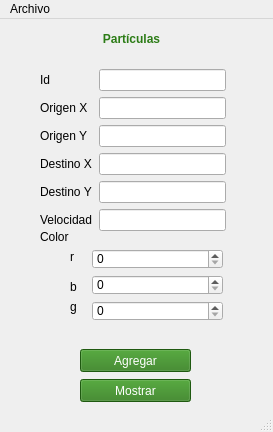
Above: Particulas/mainwindow.ui from jessMan98/Interfaz_Python1 before the change. Below: the same form after it.
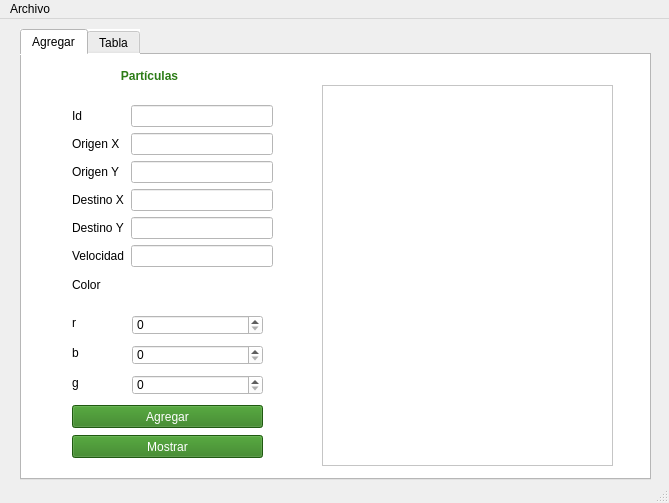
That is the form after the change.

Commit message: impresiòn de datos en TableWidget y PlainText

```diff
--- a/Particulas/mainwindow.ui
+++ b/Particulas/mainwindow.ui
@@ -6,8 +6,8 @@
    <rect>
     <x>0</x>
     <y>0</y>
-    <width>273</width>
-    <height>432</height>
+    <width>669</width>
+    <height>503</height>
    </rect>
   </property>
   <property name="windowTitle">
@@ -17,53 +17,47 @@
    <string notr="true"/>
   </property>
   <widget class="QWidget" name="centralwidget">
-   <widget class="QSpinBox" name="red">
+   <widget class="QTabWidget" name="tabWidget">
     <property name="geometry">
      <rect>
-      <x>92</x>
-      <y>230</y>
-      <width>131</width>
-      <height>20</height>
+      <x>20</x>
+      <y>10</y>
+      <width>631</width>
+      <height>451</height>
      </rect>
     </property>
-    <property name="maximum">
-     <number>255</number>
+    <property name="styleSheet">
+     <string notr="true">background-color: rgb(255, 255, 255);</string>
     </property>
-    <property name="value">
+    <property name="currentIndex">
      <number>0</number>
     </property>
-   </widget>
-   <widget class="QSpinBox" name="green">
+    <widget class="QWidget" name="tab">
+     <attribute name="title">
+      <string>Agregar</string>
+     </attribute>
+     <widget class="QPushButton" name="muestra">
     <property name="geometry">
      <rect>
-      <x>92</x>
-      <y>256</y>
-      <width>131</width>
-      <height>20</height>
-     </rect>
-    </property>
-    <property name="maximum">
-     <number>255</number>
-    </property>
-   </widget>
-   <widget class="QSpinBox" name="blue">
-    <property name="geometry">
-     <rect>
-      <x>92</x>
-      <y>282</y>
-      <width>131</width>
-      <height>20</height>
-     </rect>
-    </property>
-    <property name="maximum">
-     <number>255</number>
+        <x>50</x>
+        <y>380</y>
+        <width>191</width>
+        <height>23</height>
+       </rect>
+      </property>
+      <property name="styleSheet">
+       <string notr="true">background-color: rgb(44, 124, 22);
+color: rgb(255, 255, 255);</string>
+      </property>
+      <property name="text">
+       <string>Mostrar</string>
     </property>
    </widget>
    <widget class="QLabel" name="label_5">
     <property name="geometry">
      <rect>
-      <x>70</x>
-      <y>260</y>
+        <x>50</x>
+        <y>290</y>
       <width>16</width>
       <height>16</height>
      </rect>
@@ -72,47 +66,86 @@
      <string>b</string>
     </property>
    </widget>
-   <widget class="QLabel" name="label_6">
+     <widget class="QSpinBox" name="green">
     <property name="geometry">
      <rect>
-      <x>70</x>
-      <y>280</y>
+        <x>110</x>
+        <y>290</y>
+        <width>131</width>
+        <height>20</height>
+       </rect>
+      </property>
+      <property name="maximum">
+       <number>255</number>
+      </property>
+     </widget>
+     <widget class="QPushButton" name="inserta">
+      <property name="geometry">
+       <rect>
+        <x>50</x>
+        <y>350</y>
+        <width>191</width>
+        <height>23</height>
+       </rect>
+      </property>
+      <property name="styleSheet">
+       <string notr="true">background-color: rgb(44, 124, 22);
+color: rgb(255, 255, 255);</string>
+      </property>
+      <property name="text">
+       <string>Agregar</string>
+      </property>
+     </widget>
+     <widget class="QSpinBox" name="blue">
+      <property name="geometry">
+       <rect>
+        <x>110</x>
+        <y>320</y>
+        <width>131</width>
+        <height>20</height>
+       </rect>
+      </property>
+      <property name="maximum">
+       <number>255</number>
+      </property>
+     </widget>
+     <widget class="QLabel" name="label_8">
+      <property name="geometry">
+       <rect>
+        <x>50</x>
+        <y>220</y>
+        <width>40</width>
+        <height>19</height>
+       </rect>
+      </property>
+      <property name="styleSheet">
+       <string notr="true">
+font: 11pt &quot;MS Reference Sans Serif&quot;;</string>
+      </property>
+      <property name="text">
+       <string>Color</string>
+      </property>
+     </widget>
+     <widget class="QLabel" name="label_4">
+      <property name="geometry">
+       <rect>
+        <x>50</x>
+        <y>260</y>
       <width>16</width>
       <height>16</height>
      </rect>
     </property>
     <property name="text">
-     <string>g</string>
-    </property>
-   </widget>
-   <widget class="QLabel" name="label_9">
+       <string>r</string>
+      </property>
+     </widget>
+     <widget class="QWidget" name="layoutWidget">
     <property name="geometry">
      <rect>
       <x>50</x>
-      <y>10</y>
-      <width>161</width>
-      <height>21</height>
-     </rect>
-    </property>
-    <property name="styleSheet">
-     <string notr="true">font: 75 16pt &quot;MS Shell Dlg 2&quot;;
-color: rgb(0, 85, 0);
-color: rgb(44, 124, 22);</string>
-    </property>
-    <property name="text">
-     <string>&lt;html&gt;&lt;head/&gt;&lt;body&gt;&lt;p align=&quot;center&quot;&gt;&lt;span style=&quot; font-weight:600;&quot;&gt;Partículas&lt;/span&gt;&lt;/p&gt;&lt;/body&gt;&lt;/html&gt;</string>
-    </property>
-    <property name="indent">
-     <number>2</number>
-    </property>
-   </widget>
-   <widget class="QWidget" name="">
-    <property name="geometry">
-     <rect>
-      <x>40</x>
       <y>50</y>
-      <width>186</width>
-      <height>171</height>
+        <width>201</width>
+        <height>164</height>
      </rect>
     </property>
     <layout class="QFormLayout" name="formLayout_2">
@@ -178,62 +211,123 @@
      </item>
     </layout>
    </widget>
-   <widget class="QLabel" name="label_4">
+     <widget class="QSpinBox" name="red">
     <property name="geometry">
      <rect>
-      <x>70</x>
-      <y>230</y>
+        <x>110</x>
+        <y>260</y>
+        <width>131</width>
+        <height>20</height>
+       </rect>
+      </property>
+      <property name="maximum">
+       <number>255</number>
+      </property>
+      <property name="value">
+       <number>0</number>
+      </property>
+     </widget>
+     <widget class="QLabel" name="label_6">
+      <property name="geometry">
+       <rect>
+        <x>50</x>
+        <y>320</y>
       <width>16</width>
       <height>16</height>
      </rect>
     </property>
     <property name="text">
-     <string>r</string>
-    </property>
-   </widget>
-   <widget class="QLabel" name="label_8">
+       <string>g</string>
+      </property>
+     </widget>
+     <widget class="QLabel" name="label_9">
     <property name="geometry">
      <rect>
-      <x>40</x>
-      <y>210</y>
-      <width>51</width>
-      <height>16</height>
+        <x>73</x>
+        <y>9</y>
+        <width>107</width>
+        <height>25</height>
      </rect>
     </property>
     <property name="styleSheet">
-     <string notr="true">
-font: 11pt &quot;MS Reference Sans Serif&quot;;</string>
+       <string notr="true">font: 75 16pt &quot;MS Shell Dlg 2&quot;;
+color: rgb(0, 85, 0);
+color: rgb(44, 124, 22);</string>
     </property>
     <property name="text">
-     <string>Color</string>
-    </property>
-   </widget>
-   <widget class="QPushButton" name="inserta">
+       <string>&lt;html&gt;&lt;head/&gt;&lt;body&gt;&lt;p align=&quot;center&quot;&gt;&lt;span style=&quot; font-weight:600;&quot;&gt;Partículas&lt;/span&gt;&lt;/p&gt;&lt;/body&gt;&lt;/html&gt;</string>
+      </property>
+      <property name="indent">
+       <number>2</number>
+      </property>
+     </widget>
+     <widget class="QPlainTextEdit" name="salidaDatos">
     <property name="geometry">
      <rect>
-      <x>80</x>
-      <y>330</y>
-      <width>111</width>
-      <height>23</height>
-     </rect>
-    </property>
+        <x>300</x>
+        <y>30</y>
+        <width>291</width>
+        <height>381</height>
+       </rect>
+      </property>
+     </widget>
+    </widget>
+    <widget class="QWidget" name="tab_2">
+     <attribute name="title">
+      <string>Tabla</string>
+     </attribute>
+     <layout class="QGridLayout" name="gridLayout">
+      <item row="0" column="0">
+       <layout class="QHBoxLayout" name="horizontalLayout">
+        <item>
+         <widget class="QLineEdit" name="busca_linea"/>
+        </item>
+        <item>
+         <widget class="QPushButton" name="busca">
     <property name="styleSheet">
      <string notr="true">background-color: rgb(44, 124, 22);
 color: rgb(255, 255, 255);</string>
     </property>
     <property name="text">
-     <string>Agregar</string>
-    </property>
-   </widget>
-   <widget class="QPushButton" name="muestra">
-    <property name="geometry">
-     <rect>
-      <x>80</x>
-      <y>360</y>
-      <width>111</width>
-      <height>23</height>
-     </rect>
-    </property>
+           <string>Buscar</string>
+          </property>
+         </widget>
+        </item>
+       </layout>
+      </item>
+      <item row="1" column="0">
+       <widget class="QTableWidget" name="tabla">
+        <property name="font">
+         <font>
+          <family>MS Shell Dlg 2</family>
+          <pointsize>10</pointsize>
+          <weight>9</weight>
+          <italic>false</italic>
+          <bold>false</bold>
+         </font>
+        </property>
+        <property name="styleSheet">
+         <string notr="true"/>
+        </property>
+        <property name="autoScrollMargin">
+         <number>19</number>
+        </property>
+        <property name="textElideMode">
+         <enum>Qt::ElideMiddle</enum>
+        </property>
+        <property name="showGrid">
+         <bool>true</bool>
+        </property>
+        <property name="gridStyle">
+         <enum>Qt::CustomDashLine</enum>
+        </property>
+        <attribute name="horizontalHeaderCascadingSectionResizes">
+         <bool>false</bool>
+        </attribute>
+       </widget>
+      </item>
+      <item row="2" column="0">
+       <widget class="QPushButton" name="mostrar">
     <property name="styleSheet">
      <string notr="true">background-color: rgb(44, 124, 22);
 color: rgb(255, 255, 255);</string>
@@ -241,6 +335,10 @@
     <property name="text">
      <string>Mostrar</string>
     </property>
+       </widget>
+      </item>
+     </layout>
+    </widget>
    </widget>
   </widget>
   <widget class="QMenuBar" name="menubar">
@@ -248,8 +346,8 @@
     <rect>
      <x>0</x>
      <y>0</y>
-     <width>273</width>
-     <height>21</height>
+     <width>669</width>
+     <height>22</height>
     </rect>
    </property>
    <widget class="QMenu" name="menuArchivo">
```
Left out of the diff: 4 changed lines with no effect on the pictures. Lines whose indentation alone changed are shown as unchanged. The commit also changes 7 other files.
